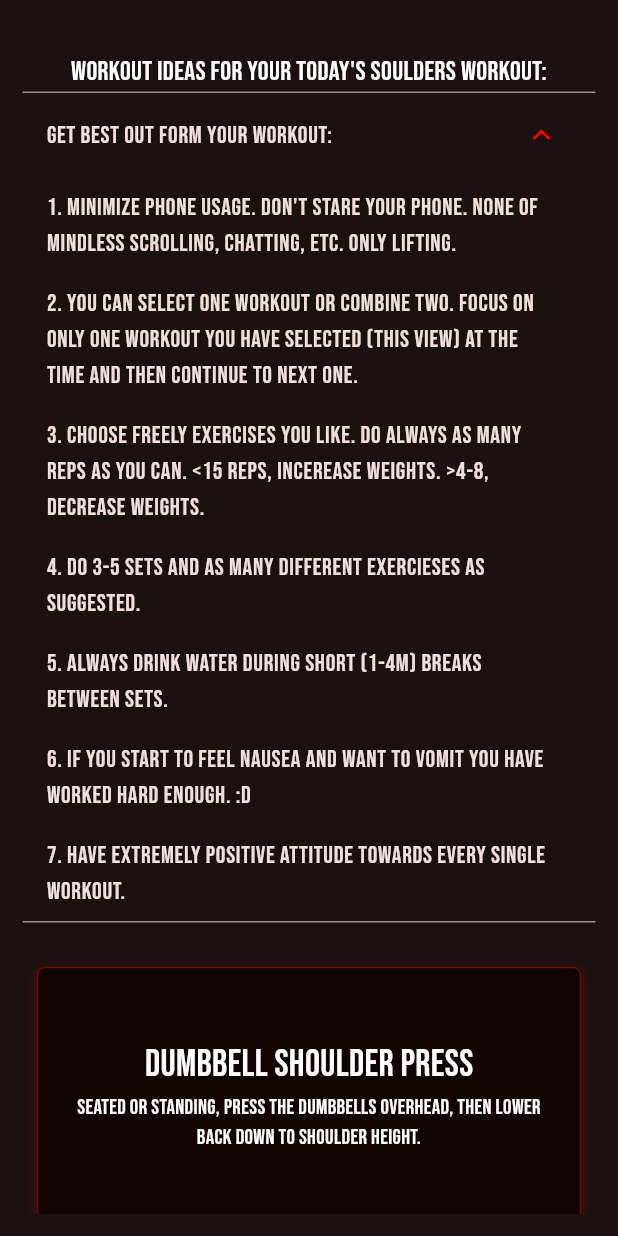
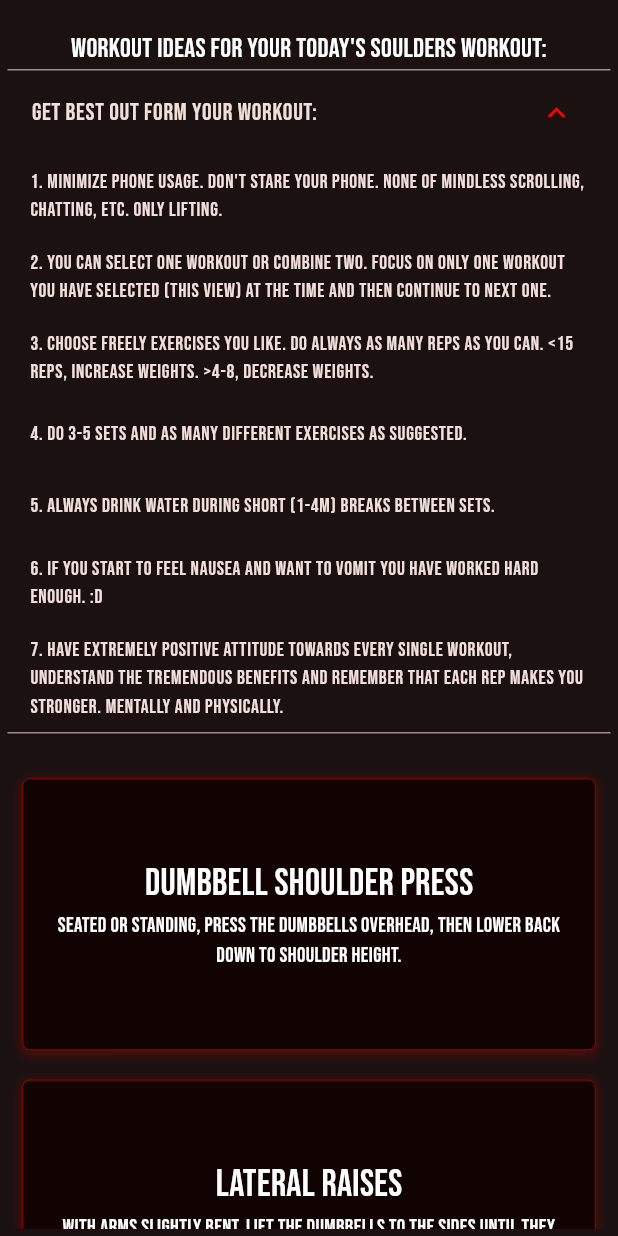
Before and after one commit to Hasse331/focusgym, a Flutter app: the WorkoutView widget shown alone on an empty page, opened directly with empty values, after a tap on "Get best out form your workout:", on a phone screen of 412 x 824 dp. Run offline on Flutter 3.47's test engine with Material 3 defaults, Android fonts, the light colour scheme and no system bars; our stand-ins replace google_fonts.

Commit message:
refactored tips ListTiles

```diff
--- a/lib/workout_view.dart
+++ b/lib/workout_view.dart
@@ -10,12 +10,12 @@
   @override
   Widget build(BuildContext context) {
     return Container(
-      margin: const EdgeInsets.all(15),
+      margin: const EdgeInsets.all(5),
       child: Column(
         crossAxisAlignment: CrossAxisAlignment.center,
         children: [
           const SizedBox(
-            height: 20,
+            height: 15,
           ),
           Text(
             "Workout ideas for your today's ${selectWorkout[index].title} workout:  ",
@@ -37,34 +37,22 @@
 }
 
 List<Widget> _buildListTitles() {
-  return const [
-    ListTile(
-      title: Text(
-          '1. Minimize phone usage. Don\'t stare your phone. None of mindless scrolling, chatting, etc. Only lifting. '),
-    ),
-    ListTile(
-      title: Text(
-          '2. You can select one workout or combine two. Focus on only one workout you have selected (this view) at the time and then continue to next one.'),
-    ),
-    ListTile(
-      title: Text(
-          '3. Choose freely exercises you like. Do always as many reps as you can. <15 reps, incerease weights. >4-8, decrease weights.'),
-    ),
-    ListTile(
-      title:
-          Text('4. Do 3-5 sets and as many different exercieses as suggested.'),
-    ),
-    ListTile(
-      title: Text(
-          '5. Always drink water during short (1-4m) breaks between sets.'),
-    ),
-    ListTile(
-      title: Text(
-          '6. If you start to feel nausea and want to vomit you have worked hard enough. :D'),
-    ),
-    ListTile(
-      title: Text(
-          '7. Have extremely positive attitude towards every single workout.'),
-    ),
+  const List<String> titles = [
+    '1. Minimize phone usage. Don\'t stare your phone. None of mindless scrolling, chatting, etc. Only lifting.',
+    '2. You can select one workout or combine two. Focus on only one workout you have selected (this view) at the time and then continue to next one.',
+    '3. Choose freely exercises you like. Do always as many reps as you can. <15 reps, increase weights. >4-8, decrease weights.',
+    '4. Do 3-5 sets and as many different exercises as suggested.',
+    '5. Always drink water during short (1-4m) breaks between sets.',
+    '6. If you start to feel nausea and want to vomit you have worked hard enough. :D',
+    '7. Have extremely positive attitude towards every single workout, understand the tremendous benefits and remember that each rep makes you stronger. Mentally and physically.',
   ];
+
+  return titles
+      .map(
+        (title) => ListTile(
+            dense: true,
+            contentPadding: const EdgeInsets.symmetric(horizontal: 15),
+            title: Text(title)),
+      )
+      .toList();
 }
```
